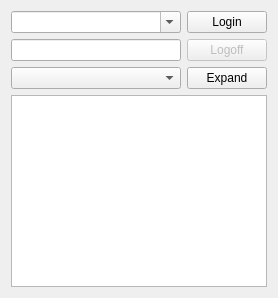
Above: application/mainwidget.ui from zonyitoo/qYaH3C before the change. Below: the same form after it.
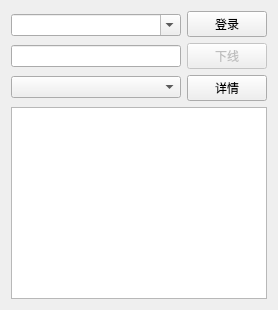
That is the form after the change.

The edit to the form file:
```diff
--- a/application/mainwidget.ui
+++ b/application/mainwidget.ui
@@ -79,7 +79,7 @@
        <item>
         <widget class="QPushButton" name="loginButton">
          <property name="text">
-          <string>Login</string>
+          <string>登录</string>
          </property>
         </widget>
        </item>
@@ -89,14 +89,14 @@
           <bool>false</bool>
          </property>
          <property name="text">
-          <string>Logoff</string>
+          <string>下线</string>
          </property>
         </widget>
        </item>
        <item>
         <widget class="QPushButton" name="expandButton">
          <property name="text">
-          <string>Expand</string>
+          <string>详情</string>
          </property>
         </widget>
        </item>
```
Left out of the diff: 2 changed lines with no effect on the pictures.
